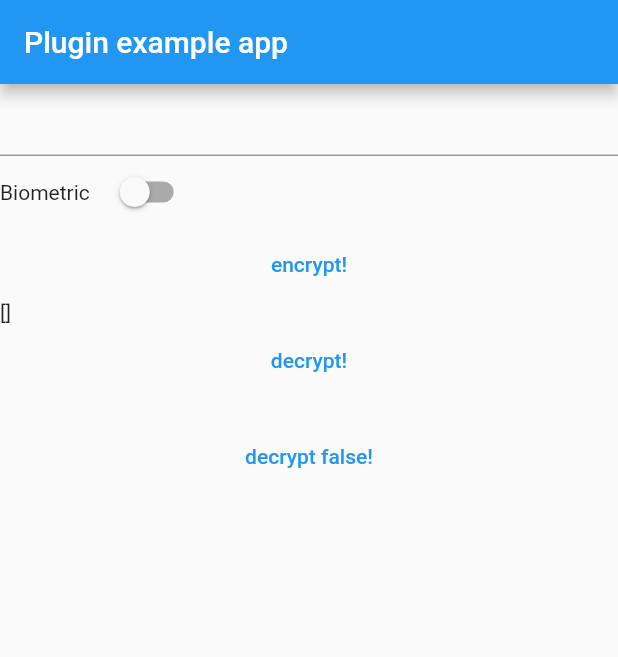
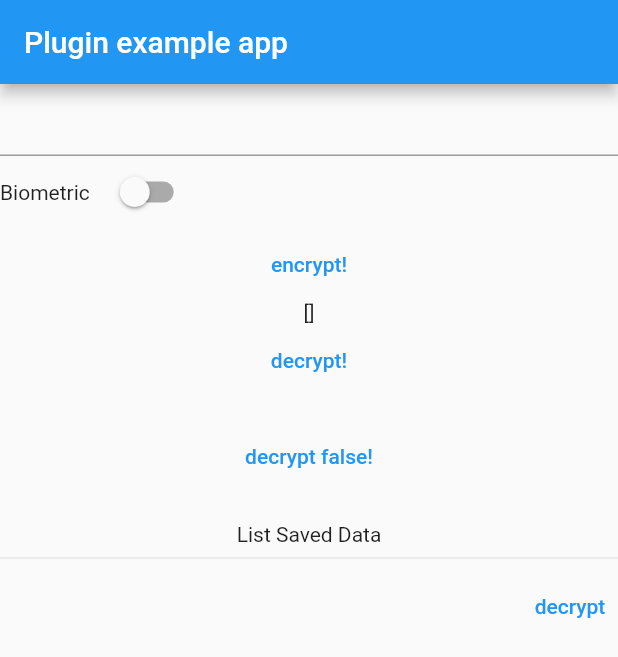
Before and after one commit to mazidahmad/flutter_keystore, a Flutter app: the screen it shows after launch, after a tap on "encrypt!", on a phone screen of 412 x 824 dp. Shown: the top 657 px of the screen. Run offline on Flutter 3.47's test engine with Material 2 defaults, Android fonts, the phone set to English and light mode, and no system bars; our stand-ins replace plugin_platform_interface, shared_preferences.

```diff
--- a/example/lib/main.dart
+++ b/example/lib/main.dart
@@ -4,6 +4,7 @@ import 'package:flutter/material.dart';
 import 'package:flutter/services.dart';
 
 import 'package:flutter_keystore/flutter_keystore.dart';
+import 'package:shared_preferences/shared_preferences.dart';
 
 void main() {
   runApp(const MyApp());
@@ -30,37 +31,64 @@ class _MyAppState extends State<MyApp> {
   Uint8List encryptedWithPublicKey = Uint8List(0);
   String decrypted = "";
 
+  List<String> _listData = [];
+
   late AccessControl _accessControl;
   late AndroidPromptInfo _androidPromptInfo;
+
+  void saveData() async {
+    var prefs = await SharedPreferences.getInstance();
+    await prefs.setStringList("datas", _listData);
+  }
+
+  void getData() async {
+    var prefs = await SharedPreferences.getInstance();
+    setState(() {
+      _listData = prefs.getStringList("datas") ?? [];
+    });
+  }
 
   @override
   void initState() {
     super.initState();
-    _androidPromptInfo = AndroidPromptInfo(title: "Confirm Biometric", confirmationRequired: false, negativeButton: "Cancel Auth");
-    _accessControl = AccessControl(tag: _isRequiresBiometric ? tagBiometric : tag, setUserAuthenticatedRequired: _isRequiresBiometric, androidPromptInfo: _androidPromptInfo);
+    getData();
+    _androidPromptInfo = AndroidPromptInfo(
+        title: "Confirm Biometric",
+        confirmationRequired: false,
+        negativeButton: "Cancel Auth");
+    _accessControl = AccessControl(
+        tag: _isRequiresBiometric ? tagBiometric : tag,
+        setUserAuthenticatedRequired: _isRequiresBiometric,
+        androidPromptInfo: _androidPromptInfo);
   }
 
   void encrypt(String message) {
-    _flutterKeystorePlugin.encrypt(accessControl: _accessControl, message: message).then((value){
+    _flutterKeystorePlugin
+        .encrypt(accessControl: _accessControl, message: message)
+        .then((value) {
       setState(() {
         encrypted = value ?? Uint8List(0);
+        _listData.add(String.fromCharCodes(encrypted));
+        saveData();
       });
     });
   }
 
-  void decrypt(Uint8List data) async{
+  void decrypt(Uint8List data) async {
     try {
-      await _flutterKeystorePlugin.decrypt(message: data, accessControl: _accessControl).then((value){
+      await _flutterKeystorePlugin
+          .decrypt(message: data, accessControl: _accessControl)
+          .then((value) {
         setState(() {
           decrypted = value ?? "";
         });
       });
-    } on PlatformException catch(e) {
-      if (e.message != null && e.message!.toLowerCase().contains("cancel")){
+    } on PlatformException catch (e) {
+      if (e.message != null && e.message!.toLowerCase().contains("cancel")) {
         print("Calcelled by user");
       }
       print(e.message);
-    }catch(e){
+    } catch (e) {
       print(e);
     }
   }
@@ -72,7 +100,7 @@ class _MyAppState extends State<MyApp> {
         appBar: AppBar(
           title: const Text('Plugin example app'),
         ),
-        body: ListView(
+        body: Column(
           children: [
             TextField(
               controller: input,
@@ -80,33 +108,70 @@ class _MyAppState extends State<MyApp> {
             Row(
               children: [
                 const Text("Biometric"),
-                const SizedBox(width: 10,),
-                Switch(value: _isRequiresBiometric, onChanged: (value) {
+                const SizedBox(
+                  width: 10,
+                ),
+                Switch(
+                    value: _isRequiresBiometric,
+                    onChanged: (value) {
                       setState(() {
                         _isRequiresBiometric = value;
                         encrypted = Uint8List(0);
                         decrypted = "";
-                    _accessControl = _accessControl.copyWith(setUserAuthenticatedRequired: value);
+                        _accessControl = _accessControl.copyWith(
+                            setUserAuthenticatedRequired: value);
                       });
                     }),
               ],
             ),
-            TextButton(onPressed: () {
+            TextButton(
+                onPressed: () {
                   encrypt(input.text);
                   // input.clear();
-            }, child: Text("encrypt!")),
-            Text(
-                encrypted.toString()
+                },
+                child: Text("encrypt!")),
+            Text(encrypted.toString()),
+            TextButton(
+                onPressed: () {
+                  decrypt(encrypted);
+                },
+                child: Text("decrypt!")),
+            Text(decrypted),
+            TextButton(
+                onPressed: () {
+                  decrypt(Uint8List.fromList(
+                      ("dgasydtasid7tasuidytasvduyas").codeUnits));
+                },
+                child: Text("decrypt false!")),
+            SizedBox(
+              height: 20,
             ),
-            TextButton(onPressed: () {
-              decrypt(encrypted);
-            }, child: Text("decrypt!")),
-            Text(
-                decrypted
+            Text("List Saved Data"),
+            Divider(),
+            Expanded(
+              child: ListView.builder(
+                itemCount: _listData.length,
+                itemBuilder: (_, idx) => Column(
+                  children: [
+                    Row(
+                      children: [
+                        Expanded(child: Text(_listData[idx])),
+                        SizedBox(
+                          width: 10,
                         ),
-            TextButton(onPressed: () {
-              decrypt(Uint8List.fromList(("dgasydtasid7tasuidytasvduyas").codeUnits));
-            }, child: Text("decrypt false!")),
+                        TextButton(
+                          onPressed: () {
+                            decrypt(
+                                Uint8List.fromList((_listData[idx]).codeUnits));
+                          },
+                          child: Text("decrypt"),
+                        ),
+                      ],
+                    ),
+                  ],
+                ),
+              ),
+            ),
             // Divider(),
             // TextButton(onPressed: () {
             //   // removeKey();
--- a/example/pubspec.yaml
+++ b/example/pubspec.yaml
@@ -29,6 +29,7 @@ dependencies:
   # The following adds the Cupertino Icons font to your application.
   # Use with the CupertinoIcons class for iOS style icons.
   cupertino_icons: ^1.0.2
+  shared_preferences: ^2.0.15
 
 dev_dependencies:
   flutter_test:
```
Also changed, not shown: example/pubspec.lock, 2 other files. Lines whose indentation alone changed are shown as unchanged.
